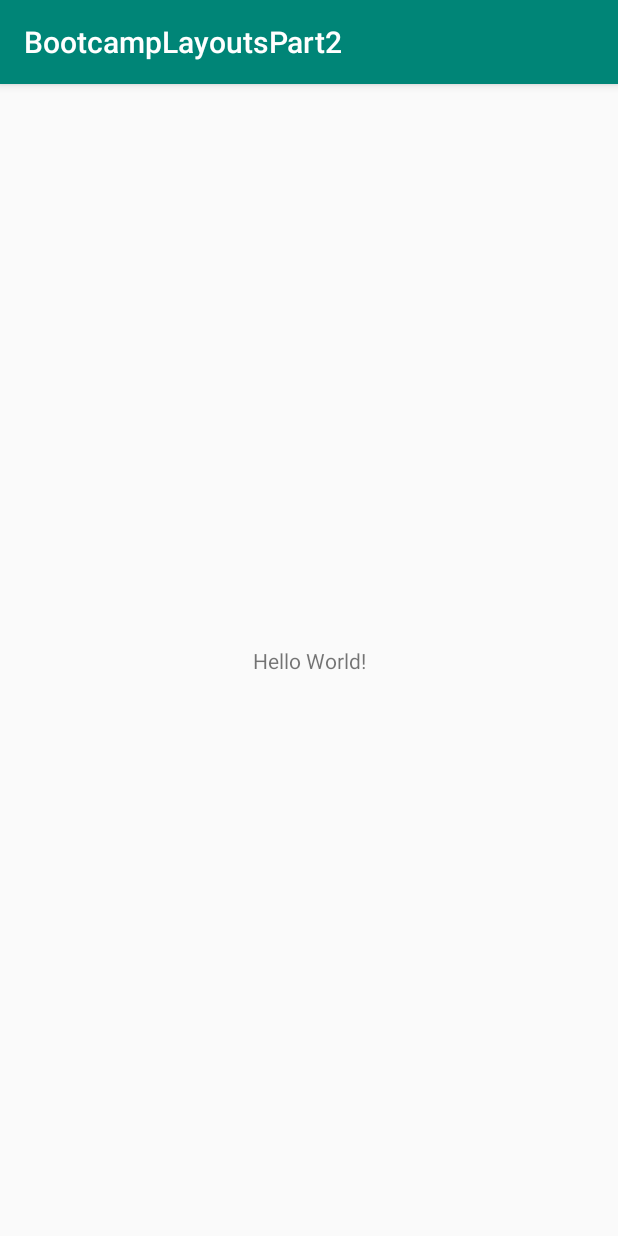
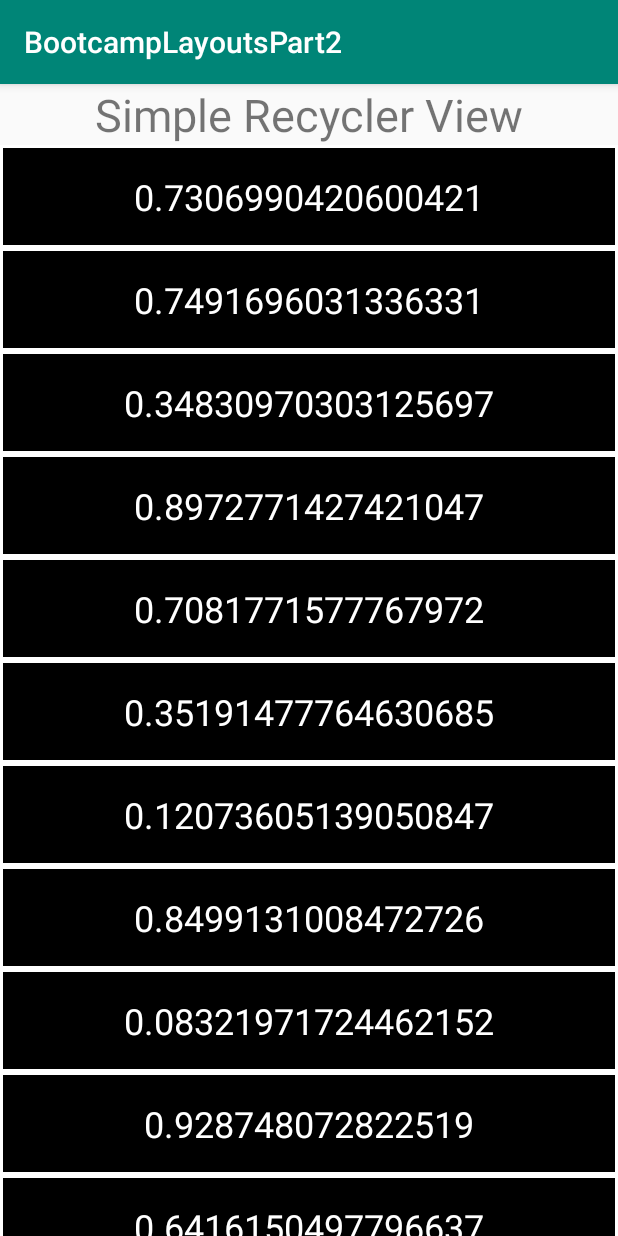
Before and after one commit to Amansingh717/Sample-Recycler-View, an Android app: the screen it shows after launch (MainActivity), on a phone screen of 412 x 824 dp. Run offline under Robolectric (Android 15) with nearby library versions, the phone set to English and light mode, and no system bars.

Commit message:
committed simple implementation for recycler view.

```diff
--- a/app/build.gradle
+++ b/app/build.gradle
@@ -21,9 +21,10 @@ android {
 
 dependencies {
     implementation fileTree(dir: 'libs', include: ['*.jar'])
-    implementation 'androidx.appcompat:appcompat:1.0.2'
+    implementation 'androidx.appcompat:appcompat:1.1.0'
     implementation 'androidx.constraintlayout:constraintlayout:1.1.3'
     testImplementation 'junit:junit:4.12'
     androidTestImplementation 'androidx.test.ext:junit:1.1.1'
     androidTestImplementation 'androidx.test.espresso:espresso-core:3.2.0'
+    implementation 'androidx.recyclerview:recyclerview:1.1.0'
 }
--- /dev/null
+++ b/app/src/main/java/com/example/bootcamplayoutspart2/DataSource.java
@@ -0,0 +1,19 @@
+package com.example.bootcamplayoutspart2;
+
+import java.util.ArrayList;
+
+public class DataSource {
+
+    private ArrayList<Double> arrayList;
+
+    DataSource() {
+        this.arrayList = new ArrayList<>();
+    }
+
+    public ArrayList<Double> getData() {
+        for (int i = 0; i < 20; i++) {
+            arrayList.add(Math.random());
+        }
+        return arrayList;
+    }
+}
--- a/app/src/main/java/com/example/bootcamplayoutspart2/MainActivity.java
+++ b/app/src/main/java/com/example/bootcamplayoutspart2/MainActivity.java
@@ -1,14 +1,35 @@
 package com.example.bootcamplayoutspart2;
 
 import androidx.appcompat.app.AppCompatActivity;
+import androidx.recyclerview.widget.LinearLayoutManager;
+import androidx.recyclerview.widget.RecyclerView;
 
 import android.os.Bundle;
 
 public class MainActivity extends AppCompatActivity {
 
+    private DataSource mDataSource;
+    private RecyclerView mRecyclerView;
+    private MyRecyclerViewAdapter myRecyclerViewAdapter;
+    private LinearLayoutManager layoutManager;
+
     @Override
     protected void onCreate(Bundle savedInstanceState) {
         super.onCreate(savedInstanceState);
         setContentView(R.layout.activity_main);
+
+        //initialisation
+        mDataSource = new DataSource();
+        mRecyclerView = findViewById(R.id.recycler_view);
+        myRecyclerViewAdapter = new MyRecyclerViewAdapter();
+        layoutManager = new LinearLayoutManager(this);
+
+        //fetching data
+        myRecyclerViewAdapter.addData(mDataSource.getData());
+
+        //setting recycler-view
+        mRecyclerView.setAdapter(myRecyclerViewAdapter);
+        mRecyclerView.setLayoutManager(layoutManager);
+        mRecyclerView.setHasFixedSize(false);
     }
 }
--- /dev/null
+++ b/app/src/main/java/com/example/bootcamplayoutspart2/MyRecyclerViewAdapter.java
@@ -0,0 +1,46 @@
+package com.example.bootcamplayoutspart2;
+
+import android.view.LayoutInflater;
+import android.view.View;
+import android.view.ViewGroup;
+import android.widget.TextView;
+
+import androidx.annotation.NonNull;
+import androidx.recyclerview.widget.RecyclerView;
+
+import java.util.ArrayList;
+
+public class MyRecyclerViewAdapter extends RecyclerView.Adapter<MyRecyclerViewAdapter.MyRecyclerViewHolder> {
+
+    private ArrayList<Double> arrayList = new ArrayList<>();
+
+    void addData(ArrayList<Double> arrayList) {
+        this.arrayList.addAll(arrayList);
+    }
+
+    @NonNull
+    @Override
+    public MyRecyclerViewHolder onCreateViewHolder(@NonNull ViewGroup parent, int viewType) {
+        View view = LayoutInflater.from(parent.getContext()).inflate(R.layout.recycler_row_item, parent, false);
+        return new MyRecyclerViewHolder(view);
+    }
+
+    @Override
+    public void onBindViewHolder(@NonNull MyRecyclerViewHolder holder, int position) {
+        holder.textView.setText(String.valueOf(arrayList.get(position)));
+    }
+
+    @Override
+    public int getItemCount() {
+        return arrayList.size();
+    }
+
+    class MyRecyclerViewHolder extends RecyclerView.ViewHolder {
+        TextView textView;
+
+        MyRecyclerViewHolder(@NonNull View itemView) {
+            super(itemView);
+            textView = itemView.findViewById(R.id.row_item_text);
+        }
+    }
+}
--- a/app/src/main/res/layout/activity_main.xml
+++ b/app/src/main/res/layout/activity_main.xml
@@ -7,12 +7,23 @@
     tools:context=".MainActivity">
 
     <TextView
+        android:id="@+id/title"
         android:layout_width="wrap_content"
         android:layout_height="wrap_content"
-        android:text="Hello World!"
-        app:layout_constraintBottom_toBottomOf="parent"
+        android:text="@string/simple_recycler_view"
+        android:textSize="30sp"
         app:layout_constraintLeft_toLeftOf="parent"
         app:layout_constraintRight_toRightOf="parent"
         app:layout_constraintTop_toTopOf="parent" />
 
+    <androidx.recyclerview.widget.RecyclerView
+        android:id="@+id/recycler_view"
+        android:layout_width="0dp"
+        android:layout_height="0dp"
+        app:layout_constraintBottom_toBottomOf="parent"
+        app:layout_constraintEnd_toEndOf="parent"
+        app:layout_constraintStart_toStartOf="parent"
+        app:layout_constraintTop_toBottomOf="@id/title" />
+
+
 </androidx.constraintlayout.widget.ConstraintLayout>
--- /dev/null
+++ b/app/src/main/res/layout/recycler_row_item.xml
@@ -0,0 +1,17 @@
+<?xml version="1.0" encoding="utf-8"?>
+<androidx.constraintlayout.widget.ConstraintLayout xmlns:android="http://schemas.android.com/apk/res/android"
+    android:layout_width="match_parent"
+    android:layout_height="wrap_content"
+    android:background="@android:color/white"
+    android:padding="2dp">
+
+    <TextView
+        android:id="@+id/row_item_text"
+        android:layout_width="match_parent"
+        android:layout_height="match_parent"
+        android:background="@android:color/black"
+        android:gravity="center"
+        android:padding="16dp"
+        android:textColor="@android:color/white"
+        android:textSize="24sp" />
+</androidx.constraintlayout.widget.ConstraintLayout>
--- a/app/src/main/res/values/strings.xml
+++ b/app/src/main/res/values/strings.xml
@@ -1,3 +1,4 @@
 <resources>
     <string name="app_name">BootcampLayoutsPart2</string>
+    <string name="simple_recycler_view">Simple Recycler View</string>
 </resources>
```
